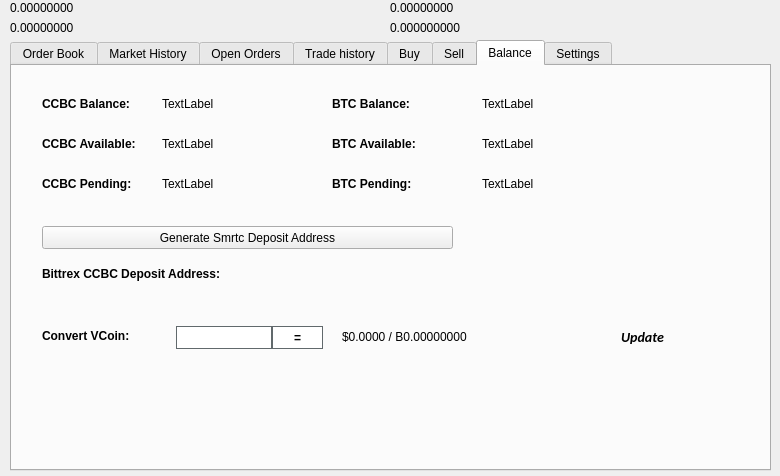
CryptoCashBack-Hub/CCBC, file src/qt/forms/tradingdialog.ui: the form before one commit.
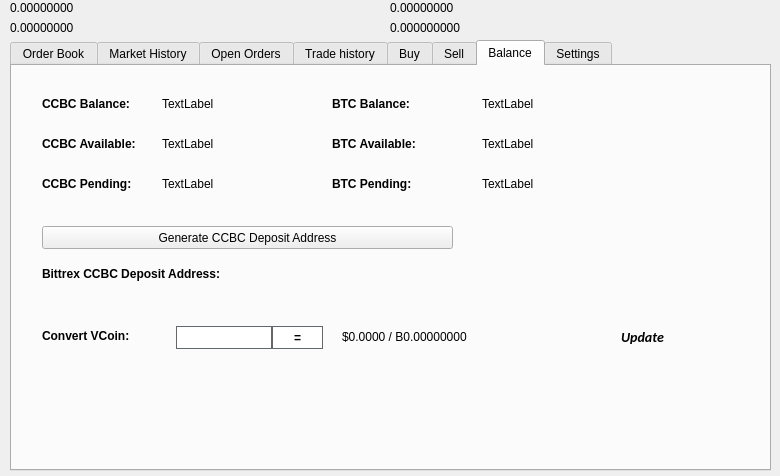
The form after the commit. The open tabs and pages were chosen to show the change. Icons and pictures are not drawn.

The edit to the form file:
```diff
--- a/src/qt/forms/tradingdialog.ui
+++ b/src/qt/forms/tradingdialog.ui
@@ -2941,7 +2941,7 @@
       </rect>
      </property>
      <property name="text">
-      <string>Generate Smrtc Deposit Address</string>
+      <string>Generate CCBC Deposit Address</string>
      </property>
      <property name="icon">
       <iconset resource="../smrtc.qrc">
```
